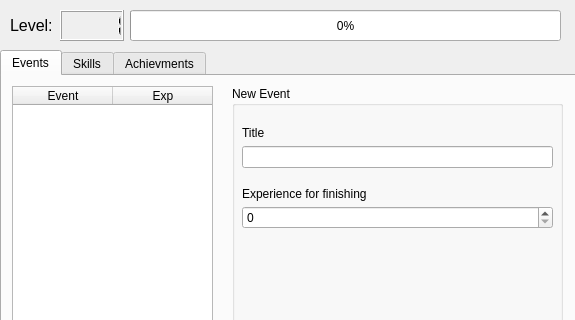
Jakski/rpg-organizer, file mainwindow.ui: the form before one commit; both pictures show x 0 to 575 and y 0 to 320 of the 575 by 622 pixel window.
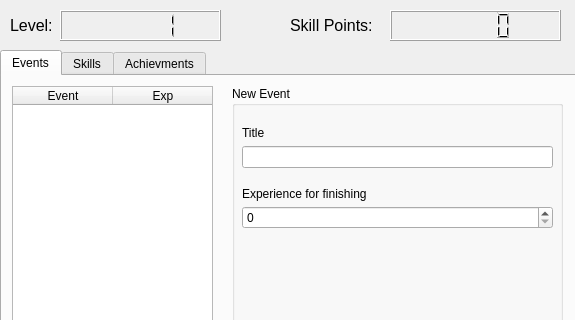
The form after the commit.

Patch:
```diff
--- a/mainwindow.ui
+++ b/mainwindow.ui
@@ -212,25 +212,12 @@
      </widget>
     </widget>
    </widget>
-   <widget class="QProgressBar" name="pro_level">
-    <property name="geometry">
-     <rect>
-      <x>130</x>
-      <y>10</y>
-      <width>431</width>
-      <height>31</height>
-     </rect>
-    </property>
-    <property name="value">
-     <number>0</number>
-    </property>
-   </widget>
    <widget class="QLCDNumber" name="lcd_level">
     <property name="geometry">
      <rect>
       <x>60</x>
       <y>10</y>
-      <width>64</width>
+      <width>161</width>
       <height>31</height>
      </rect>
     </property>
@@ -256,6 +243,39 @@
      <string>Level:</string>
     </property>
    </widget>
+   <widget class="QLabel" name="label_2">
+    <property name="geometry">
+     <rect>
+      <x>290</x>
+      <y>10</y>
+      <width>91</width>
+      <height>31</height>
+     </rect>
+    </property>
+    <property name="font">
+     <font>
+      <pointsize>12</pointsize>
+     </font>
+    </property>
+    <property name="text">
+     <string>Skill Points:</string>
+    </property>
+   </widget>
+   <widget class="QLCDNumber" name="lcd_skill">
+    <property name="geometry">
+     <rect>
+      <x>390</x>
+      <y>10</y>
+      <width>171</width>
+      <height>31</height>
+     </rect>
+    </property>
+    <property name="font">
+     <font>
+      <pointsize>12</pointsize>
+     </font>
+    </property>
+   </widget>
   </widget>
  </widget>
  <layoutdefault spacing="6" margin="11"/>
```
